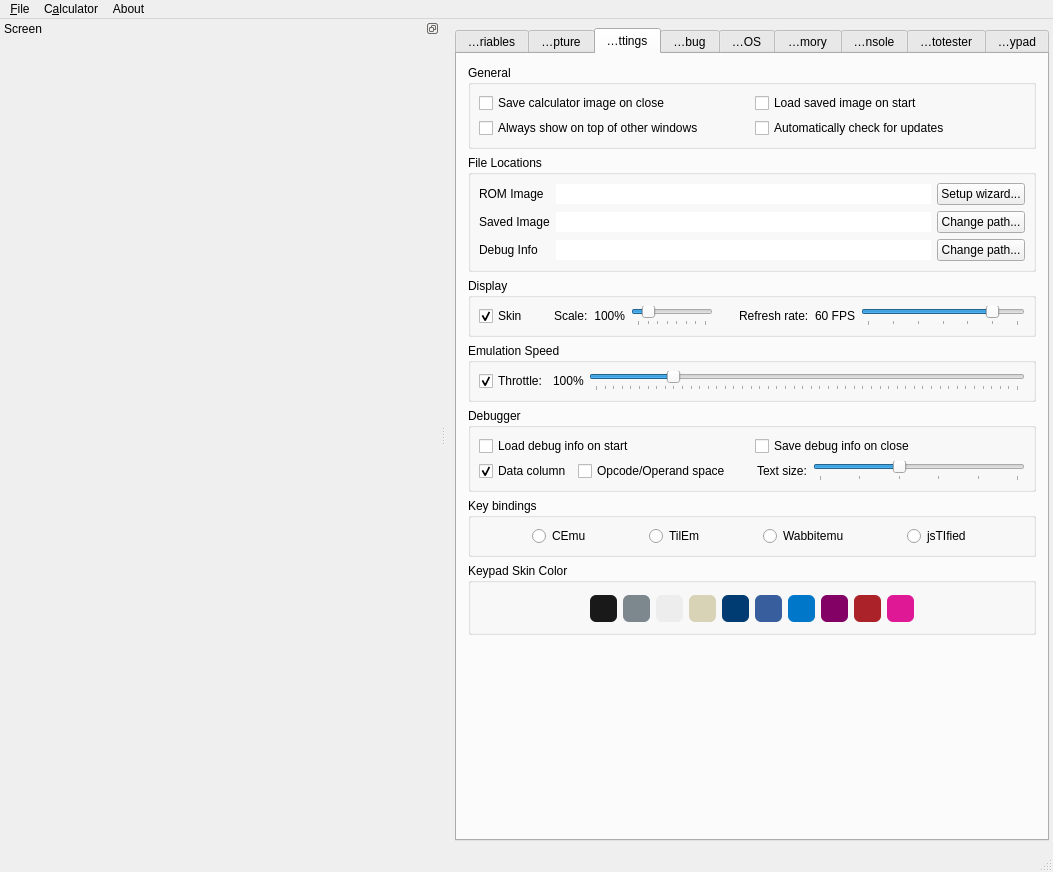
CE-Programming/CEmu, file gui/qt/mainwindow.ui: the form before one commit.
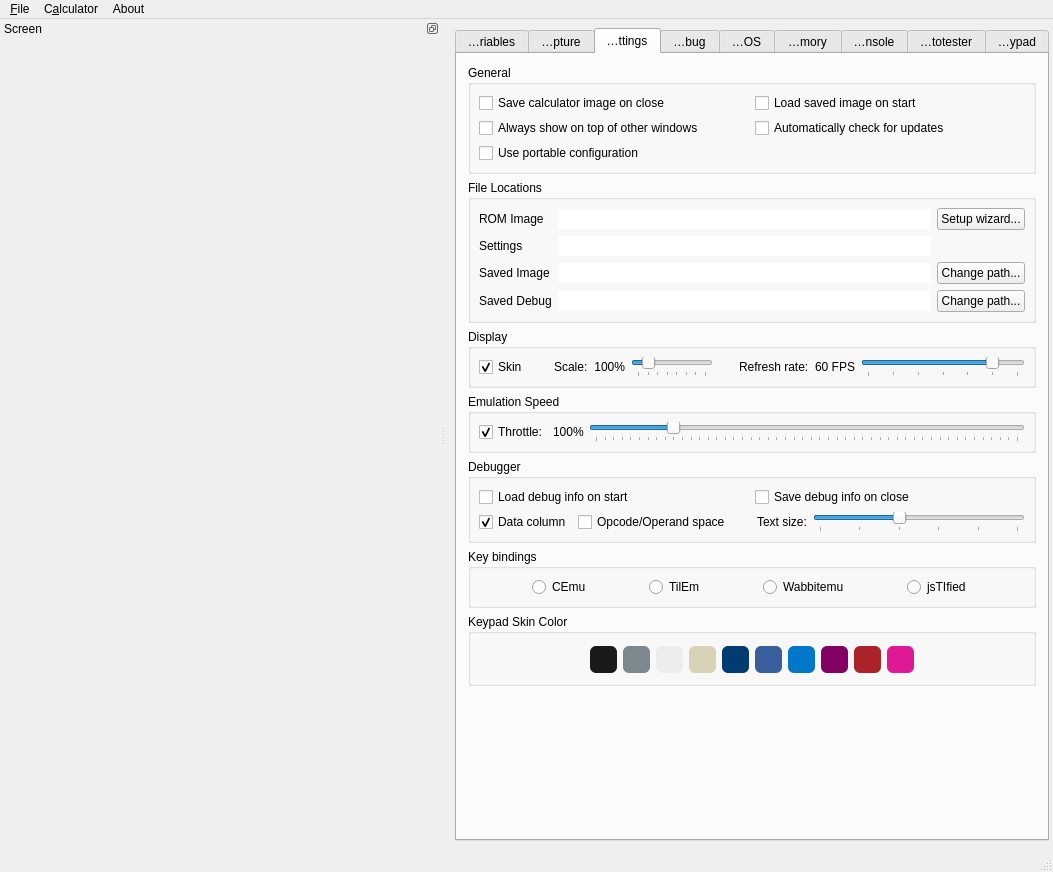
The form after the commit. The open tabs and pages were chosen to show the change. Icons and pictures are not drawn. Custom widgets are drawn as their Qt base class.

Commit message: Added portable configuration option

Patch:
```diff
--- a/gui/qt/mainwindow.ui
+++ b/gui/qt/mainwindow.ui
@@ -566,6 +566,13 @@
            </property>
           </widget>
          </item>
+         <item row="2" column="0">
+          <widget class="QCheckBox" name="checkPortable">
+           <property name="text">
+            <string>Use portable configuration</string>
+           </property>
+          </widget>
+         </item>
         </layout>
        </widget>
       </item>
@@ -587,14 +594,7 @@
          <property name="bottomMargin">
           <number>8</number>
          </property>
-         <item row="0" column="0">
-          <widget class="QLabel" name="label">
-           <property name="text">
-            <string>ROM Image</string>
-           </property>
-          </widget>
-         </item>
-         <item row="1" column="2">
+         <item row="4" column="2">
           <widget class="QPushButton" name="buttonChangeSavedImagePath">
            <property name="sizePolicy">
             <sizepolicy hsizetype="Preferred" vsizetype="Maximum">
@@ -616,23 +616,99 @@
            </property>
           </widget>
          </item>
-         <item row="1" column="1">
-          <widget class="QLineEdit" name="savedImagePath">
-           <property name="frame">
-            <bool>false</bool>
-           </property>
-           <property name="readOnly">
-            <bool>true</bool>
+         <item row="5" column="0">
+          <widget class="QLabel" name="label_15">
+           <property name="text">
+            <string>Saved Debug</string>
            </property>
           </widget>
          </item>
-         <item row="1" column="0">
+         <item row="4" column="0">
           <widget class="QLabel" name="label_6">
            <property name="text">
             <string>Saved Image</string>
            </property>
           </widget>
          </item>
+         <item row="4" column="1">
+          <widget class="QLineEdit" name="savedImagePath">
+           <property name="frame">
+            <bool>false</bool>
+           </property>
+           <property name="readOnly">
+            <bool>true</bool>
+           </property>
+          </widget>
+         </item>
+         <item row="5" column="2">
+          <widget class="QPushButton" name="buttonChangeSavedDebugPath">
+           <property name="sizePolicy">
+            <sizepolicy hsizetype="Preferred" vsizetype="Maximum">
+             <horstretch>0</horstretch>
+             <verstretch>0</verstretch>
+            </sizepolicy>
+           </property>
+           <property name="minimumSize">
+            <size>
+             <width>0</width>
+             <height>0</height>
+            </size>
+           </property>
+           <property name="text">
+            <string>Change path...</string>
+           </property>
+           <property name="flat">
+            <bool>false</bool>
+           </property>
+          </widget>
+         </item>
+         <item row="5" column="1">
+          <widget class="QLineEdit" name="savedDebugPath">
+           <property name="frame">
+            <bool>false</bool>
+           </property>
+           <property name="readOnly">
+            <bool>true</bool>
+           </property>
+          </widget>
+         </item>
+         <item row="1" column="1">
+          <widget class="QLineEdit" name="settingsPath">
+           <property name="enabled">
+            <bool>true</bool>
+           </property>
+           <property name="frame">
+            <bool>false</bool>
+           </property>
+           <property name="readOnly">
+            <bool>true</bool>
+           </property>
+          </widget>
+         </item>
+         <item row="1" column="0">
+          <widget class="QLabel" name="label_16">
+           <property name="text">
+            <string>Settings</string>
+           </property>
+          </widget>
+         </item>
+         <item row="0" column="0">
+          <widget class="QLabel" name="label">
+           <property name="text">
+            <string>ROM Image</string>
+           </property>
+          </widget>
+         </item>
+         <item row="0" column="1">
+          <widget class="QLineEdit" name="rompathView">
+           <property name="frame">
+            <bool>false</bool>
+           </property>
+           <property name="readOnly">
+            <bool>true</bool>
+           </property>
+          </widget>
+         </item>
          <item row="0" column="2">
           <widget class="QPushButton" name="buttonRunSetup">
            <property name="sizePolicy">
@@ -655,55 +731,6 @@
            </property>
           </widget>
          </item>
-         <item row="0" column="1">
-          <widget class="QLineEdit" name="rompathView">
-           <property name="frame">
-            <bool>false</bool>
-           </property>
-           <property name="readOnly">
-            <bool>true</bool>
-           </property>
-          </widget>
-         </item>
-         <item row="2" column="0">
-          <widget class="QLabel" name="label_15">
-           <property name="text">
-            <string>Debug Info</string>
-           </property>
-          </widget>
-         </item>
-         <item row="2" column="1">
-          <widget class="QLineEdit" name="savedDebugPath">
-           <property name="frame">
-            <bool>false</bool>
-           </property>
-           <property name="readOnly">
-            <bool>true</bool>
-           </property>
-          </widget>
-         </item>
-         <item row="2" column="2">
-          <widget class="QPushButton" name="buttonChangeSavedDebugPath">
-           <property name="sizePolicy">
-            <sizepolicy hsizetype="Preferred" vsizetype="Maximum">
-             <horstretch>0</horstretch>
-             <verstretch>0</verstretch>
-            </sizepolicy>
-           </property>
-           <property name="minimumSize">
-            <size>
-             <width>0</width>
-             <height>0</height>
-            </size>
-           </property>
-           <property name="text">
-            <string>Change path...</string>
-           </property>
-           <property name="flat">
-            <bool>false</bool>
-           </property>
-          </widget>
-         </item>
         </layout>
        </widget>
       </item>
```
Left out of the diff: 20 changed lines with no effect on the pictures. The commit also changes 11 other files.
